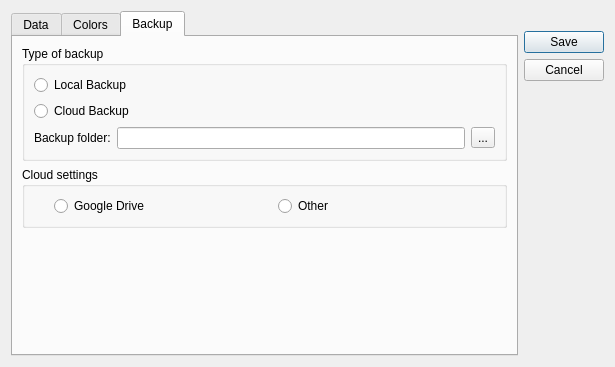
The window that ui/settings.ui (vangeytedvg/Diary) describes before a commit, drawn with Qt 5.
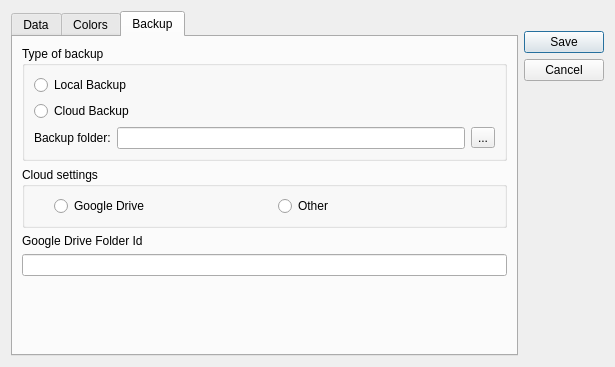
The same window after the commit. The open tabs and pages were chosen to show the change. Icons and pictures are not drawn.

```diff
--- a/ui/settings.ui
+++ b/ui/settings.ui
@@ -341,7 +341,13 @@
          </item>
         </layout>
        </item>
-       <item row="3" column="0">
+       <item row="4" column="0">
+        <widget class="QLineEdit" name="txt_google_folder_id"/>
+       </item>
+       <item row="5" column="0">
+        <layout class="QVBoxLayout" name="verticalLayout_5"/>
+       </item>
+       <item row="6" column="0">
         <spacer name="verticalSpacer_4">
          <property name="orientation">
           <enum>Qt::Vertical</enum>
@@ -354,6 +360,13 @@
          </property>
         </spacer>
        </item>
+       <item row="3" column="0">
+        <widget class="QLabel" name="lbl_google_folder_id">
+         <property name="text">
+          <string>Google Drive Folder Id</string>
+         </property>
+        </widget>
+       </item>
       </layout>
      </widget>
     </widget>
```
Left out of the diff: 2 changed lines with no effect on the pictures.
